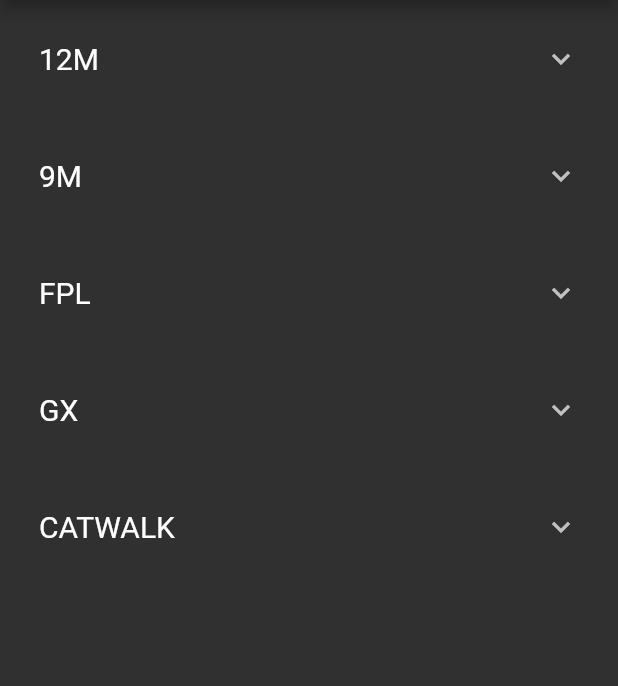
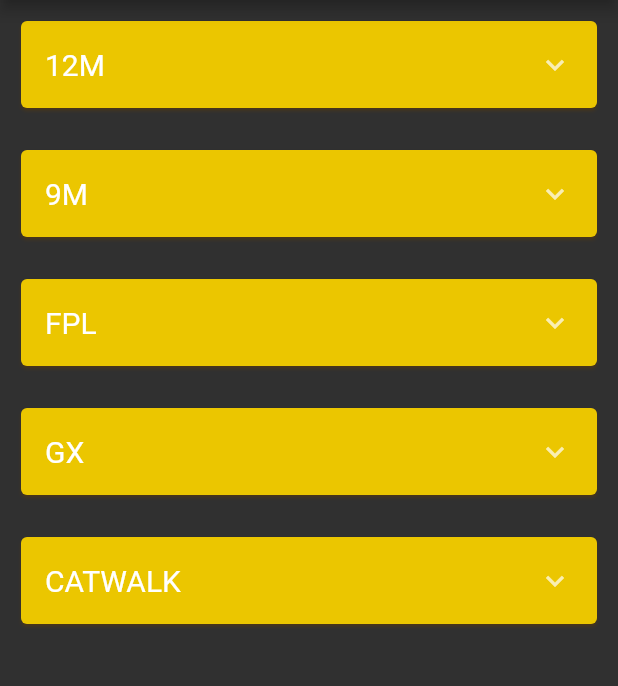
Before and after one commit to vjkxtz/Flutter_pdf, a Flutter app: the screen it shows after launch, on a phone screen of 412 x 824 dp, the part 84-770 px from its top. Run offline on Flutter 3.47's test engine with Material 2 defaults, Android fonts, the phone set to English and light mode, and no system bars; missing offline and left inert: flutter_pdfview.

Commit message:
Update homepage.dart

```diff
--- a/lib/homepage.dart
+++ b/lib/homepage.dart
@@ -52,9 +52,14 @@ class _mainpageState extends State<mainpage> {
     );
   }
   Widget _builditems(Assetsname e){
+    String k = e.line;
+    print(k.split(" "));
      return Padding(
        key: Key(e.linename),
        padding: EdgeInsets.all(10),
+       child: Card(
+         color:  Color(0xFFEBC600) ,
+         shadowColor: Color(0xFFB06A01),
          child: ExpansionTile(
            title: Text(
              e.linename,
@@ -102,6 +107,7 @@ class _mainpageState extends State<mainpage> {
              )
            ],
          ),
+       ),
      );
   }
 }
```
Lines whose indentation alone changed are shown as unchanged.
